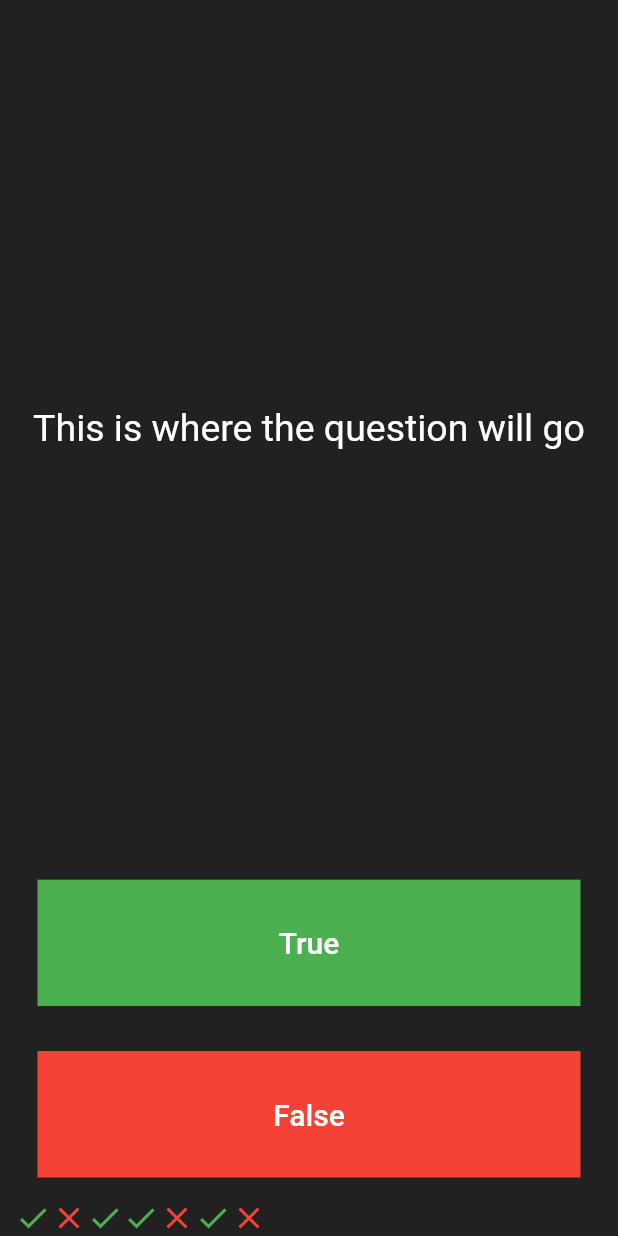
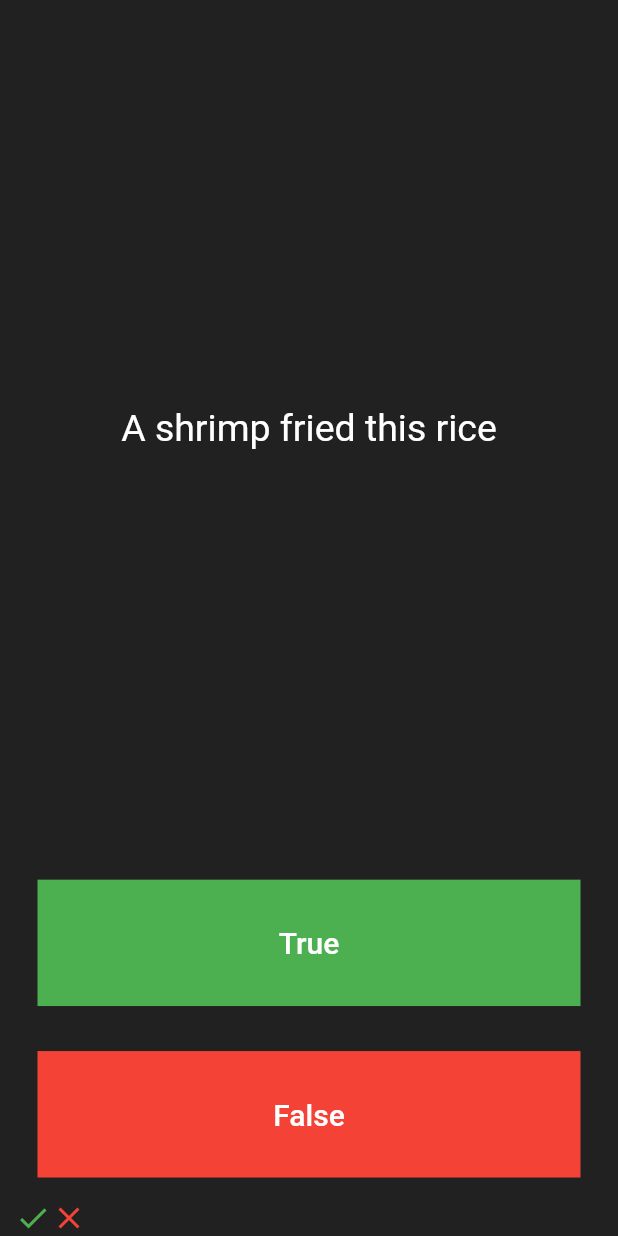
Before and after one commit to Sxmxrth/Quizzler-flutter, a Flutter app: the screen it shows after launch, after a tap on "True", after a tap on "False", on a phone screen of 412 x 824 dp. Run offline on Flutter 3.47's test engine with Material 2 defaults, Android fonts, the phone set to English and light mode, and no system bars.

Commit message:
all functionalities added

```diff
--- a/quizzler/lib/main.dart
+++ b/quizzler/lib/main.dart
@@ -1,6 +1,7 @@
 // ignore_for_file: prefer_const_constructors, use_key_in_widget_constructors, prefer_const_literals_to_create_immutables
 
 import 'package:flutter/material.dart';
+import 'quizbrain.dart';
 
 void main() => runApp(MyApp());
 
@@ -29,28 +30,8 @@ class QuizPage extends StatefulWidget {
 }
 
 class _QuizPageState extends State<QuizPage> {
-  List<Widget> scoreKeeper = [
-    Icon(
-      Icons.check,
-      color: Colors.green,
-    ),
-    Icon(
-      Icons.close,
-      color: Colors.red,
-    ),
-    Icon(
-      Icons.check,
-      color: Colors.green,
-    ),
-    Icon(
-      Icons.check,
-      color: Colors.green,
-    ),
-    Icon(
-      Icons.close,
-      color: Colors.red,
-    ),
-  ];
+  int index = 0;
+  List<Widget> scoreKeeper = [];
 
   @override
   Widget build(BuildContext context) {
@@ -64,7 +45,7 @@ class _QuizPageState extends State<QuizPage> {
             padding: const EdgeInsets.all(10.0),
             child: Center(
               child: Text(
-                "This is where the question will go",
+                QuizBrain.questionAndAnswer[index].questionText,
                 textAlign: TextAlign.center,
                 style: TextStyle(fontSize: 25, color: Colors.white),
               ),
@@ -79,10 +60,16 @@ class _QuizPageState extends State<QuizPage> {
             child: TextButton(
               onPressed: () {
                 setState(() {
-                  scoreKeeper.add(Icon(
+                  QuizBrain.questionAndAnswer[index].questionAnswer == true
+                      ? scoreKeeper.add(Icon(
                           Icons.check,
                           color: Colors.green,
+                        ))
+                      : scoreKeeper.add(Icon(
+                          Icons.close,
+                          color: Colors.red,
                         ));
+                  index++;
                 });
                 print("User picked True");
               },
@@ -104,10 +91,16 @@ class _QuizPageState extends State<QuizPage> {
             child: TextButton(
               onPressed: () {
                 setState(() {
-                  scoreKeeper.add(Icon(
+                  QuizBrain.questionAndAnswer[index].questionAnswer == false
+                      ? scoreKeeper.add(Icon(
+                          Icons.check,
+                          color: Colors.green,
+                        ))
+                      : scoreKeeper.add(Icon(
                           Icons.close,
                           color: Colors.red,
                         ));
+                  index++;
                 });
               },
               child: Text(
--- /dev/null
+++ b/quizzler/lib/questions.dart
@@ -0,0 +1,9 @@
+class Questions {
+  String questionText = "";
+  bool questionAnswer = true;
+
+  Questions({required String q, required bool a}) {
+    questionText = q;
+    questionAnswer = a;
+  }
+}
--- /dev/null
+++ b/quizzler/lib/quizbrain.dart
@@ -0,0 +1,10 @@
+import 'questions.dart';
+
+class QuizBrain {
+  static List<Questions> questionAndAnswer = [
+    Questions(q: "Delhi is the capital of India", a: true),
+    Questions(q: "Your name is Samarth", a: true),
+    Questions(q: "A shrimp fried this rice", a: false),
+    Questions(q: "SPIT is in Sanpada", a: false)
+  ];
+}
```
Lines whose indentation alone changed are shown as unchanged.
